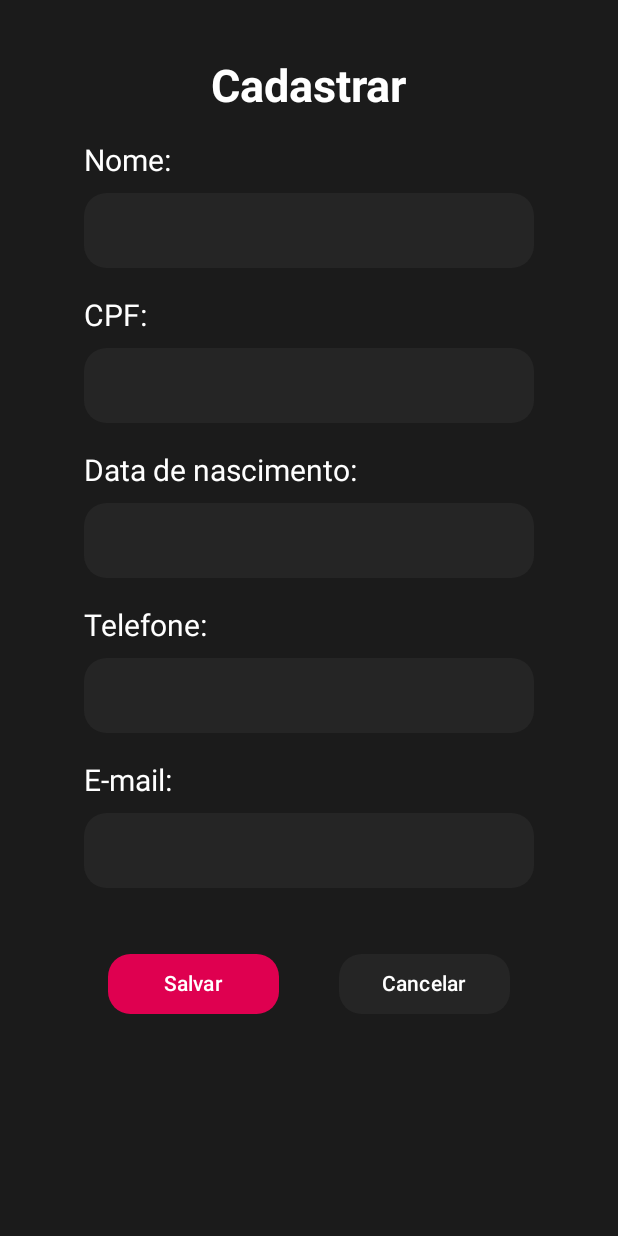
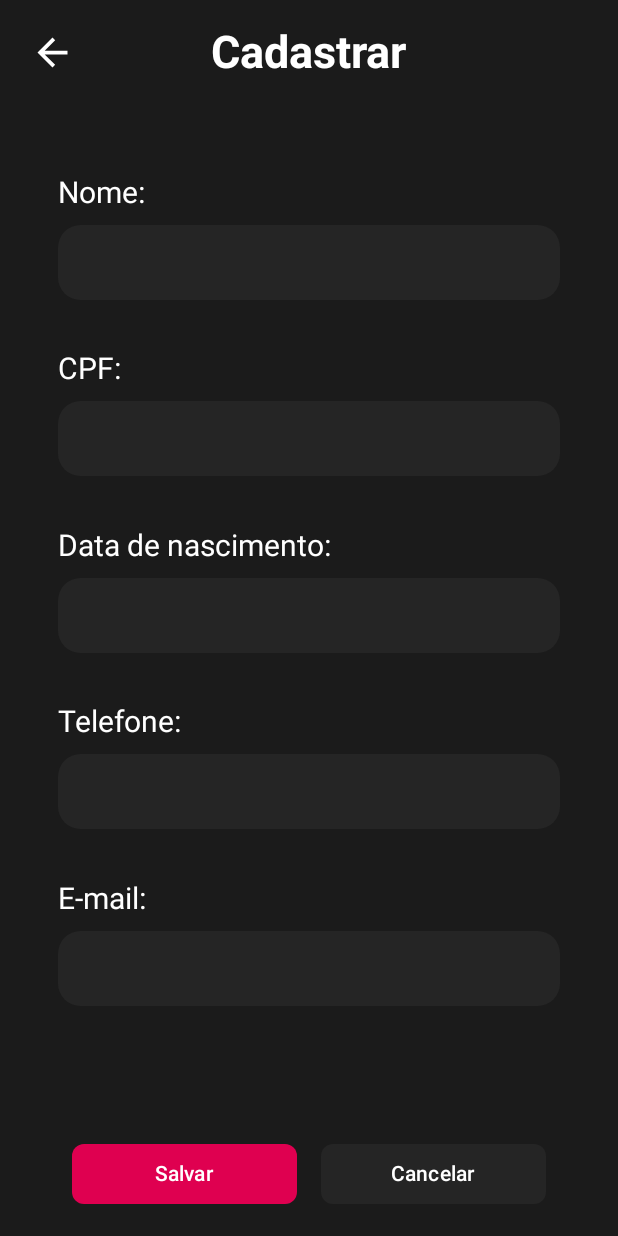
Before and after one commit to CodeTech-PI/codetech.mobile, an Android app built with Jetpack Compose: the ClienteCadastro screen opened through its navigation route, on a phone screen of 412 x 824 dp. Run offline under Robolectric (Android 15) with nearby library versions, the phone set to English and light mode, and no system bars.

Commit message:
Ajuste tela cadastroCLiente

```diff
--- a/codemobile/app/src/main/java/com/example/code_mobile/MainActivity.kt
+++ b/codemobile/app/src/main/java/com/example/code_mobile/MainActivity.kt
@@ -9,7 +9,7 @@ import androidx.compose.runtime.Composable
 import androidx.navigation.compose.NavHost
 import androidx.navigation.compose.composable
 import androidx.navigation.compose.rememberNavController
-import com.example.code_mobile.paginas.code_mobile.ClienteCadastro
+import com.example.code_mobile.paginas.code_mobile.cliente.ClienteCadastro
 import com.example.code_mobile.paginas.code_mobile.ClienteEditar
 import com.example.code_mobile.paginas.code_mobile.DashboardScreen
 import com.example.code_mobile.paginas.code_mobile.Filiais
--- a/codemobile/app/src/main/java/com/example/code_mobile/paginas/code_mobile/cliente/ComponentCliente.kt
+++ b/codemobile/app/src/main/java/com/example/code_mobile/paginas/code_mobile/cliente/ComponentCliente.kt
@@ -160,7 +160,7 @@ fun Modifier.inputPadrao() = this
 
 
 @Composable // Input
-fun InputCliente(
+fun InputPesquisarCliente(
     titulo: String,
     valor: String,
     onValorChange: (String) -> Unit,
@@ -186,6 +186,48 @@ fun InputCliente(
     }
 }
 
+@Composable
+fun CampoCadastrarCliente(
+    titulo: String,
+    valor: String,
+    onValorChange: (String) -> Unit,
+    textStyle: TextStyle,
+    placeholderText: String = ""
+) {
+    Column(
+        horizontalAlignment = Alignment.Start,
+        modifier = Modifier.fillMaxWidth(0.9f)
+    ) {
+        Text(text = titulo, style = textStyle)
+
+        Spacer(modifier = Modifier.height(10.dp))
+
+        // Input
+        TextField(
+            value = valor,
+            onValueChange = onValorChange,
+            placeholder = { Text(placeholderText) },
+            textStyle = textStyle.copy(fontSize = 16.sp, color = Color.White),
+            modifier = Modifier
+                .fillMaxWidth()
+                .height(50.dp),
+            singleLine = true,
+            shape = RoundedCornerShape(15.dp),
+            colors = TextFieldDefaults.colors(
+                focusedContainerColor = Color(0xFF252525), // Cor de fundo quando focado (cinza)
+                unfocusedContainerColor = Color(0xFF252525), // Cor de fundo quando desfocado (cinza)
+                cursorColor = Color.White,
+                focusedTextColor = Color.White, // Cor do texto digitado quando focado (branco)
+                unfocusedTextColor = Color.White, // Cor do texto digitado quando desfocado (branco)
+                focusedIndicatorColor = Color.Transparent,
+                unfocusedIndicatorColor = Color.Transparent,
+                disabledIndicatorColor = Color.Transparent,
+                errorIndicatorColor = Color.Transparent
+            )
+        )
+    }
+}
+
 val textPadrao = TextStyle(
     fontSize = 20.sp,
     color = Color.White,
--- a/codemobile/app/src/main/java/com/example/code_mobile/paginas/code_mobile/cliente/PageClientes.kt
+++ b/codemobile/app/src/main/java/com/example/code_mobile/paginas/code_mobile/cliente/PageClientes.kt
@@ -102,7 +102,7 @@ fun TelaClientes(navController: NavController, modifier: Modifier = Modifier) {
             verticalAlignment = Alignment.CenterVertically,
             horizontalArrangement = Arrangement.SpaceBetween
         ) {
-            InputCliente(
+            InputPesquisarCliente(
                 titulo = "",
                 valor = pesquisa,
                 onValorChange = { pesquisa = it },
@@ -169,7 +169,9 @@ fun TelaClientes(navController: NavController, modifier: Modifier = Modifier) {
                         Spacer(modifier = Modifier.height(10.dp))
                     }
                 }
+
             }
+
         }
 
         if (showDialog && clienteParaExcluir != null) {
--- a/codemobile/app/src/main/java/com/example/code_mobile/paginas/code_mobile/PageClientesCadastro.kt
+++ b/codemobile/app/src/main/java/com/example/code_mobile/paginas/code_mobile/cliente/PageClientesCadastro.kt
@@ -1,20 +1,26 @@
-package com.example.code_mobile.paginas.code_mobile
+package com.example.code_mobile.paginas.code_mobile.cliente
 
 import androidx.compose.foundation.background
+import androidx.compose.foundation.clickable
 import androidx.compose.foundation.layout.Arrangement
 import androidx.compose.foundation.layout.Column
 import androidx.compose.foundation.layout.Row
 import androidx.compose.foundation.layout.Spacer
+import androidx.compose.foundation.layout.fillMaxHeight
 import androidx.compose.foundation.layout.fillMaxSize
 import androidx.compose.foundation.layout.fillMaxWidth
 import androidx.compose.foundation.layout.height
 import androidx.compose.foundation.layout.padding
+import androidx.compose.foundation.layout.size
 import androidx.compose.foundation.layout.width
 import androidx.compose.foundation.rememberScrollState
 import androidx.compose.foundation.shape.RoundedCornerShape
 import androidx.compose.foundation.verticalScroll
+import androidx.compose.material.icons.Icons
+import androidx.compose.material.icons.filled.ArrowBack
 import androidx.compose.material3.Button
 import androidx.compose.material3.ButtonDefaults
+import androidx.compose.material3.Icon
 import androidx.compose.material3.Text
 import androidx.compose.runtime.Composable
 import androidx.compose.runtime.getValue
@@ -33,17 +39,16 @@ import androidx.compose.ui.unit.dp
 import androidx.compose.ui.unit.sp
 import androidx.navigation.NavController
 import androidx.navigation.compose.rememberNavController
-import com.example.code_mobile.paginas.code_mobile.componente.CampoFilial
+import com.example.code_mobile.paginas.code_mobile.cliente.CampoCadastrarCliente
 import com.example.code_mobile.ui.theme.CodemobileTheme
 
 @Composable
-fun ClienteCadastro(navController: NavController, modifier: Modifier = Modifier){
+fun ClienteCadastro(navController: NavController, modifier: Modifier = Modifier) {
     var nome by remember { mutableStateOf("") }
     var cpf by remember { mutableStateOf("") }
     var dataNasc by remember { mutableStateOf("") }
     var telefone by remember { mutableStateOf("") }
     var email by remember { mutableStateOf("") }
-
 
     val scrollState = rememberScrollState() // Cria um estado de scroll
 
@@ -53,99 +58,101 @@ fun ClienteCadastro(navController: NavController, modifier: Modifier = Modifier)
         fontStyle = FontStyle.Normal
     )
 
-    Column(modifier = modifier
-        .fillMaxSize() // faz a mudança pegar na tela toda
+    Column(
+        modifier = modifier
+            .fillMaxSize()
+            .fillMaxHeight(0.6f)
             .verticalScroll(scrollState)
             .background(Color(0xFF1B1B1B))
-        .padding(20.dp),
-
-        horizontalAlignment = Alignment.CenterHorizontally // Centraliza horizontalmente
-
+            .padding(horizontal = 20.dp),
+        horizontalAlignment = Alignment.CenterHorizontally,
+        verticalArrangement = Arrangement.SpaceAround // Alinha os itens com espaço igual antes, entre e depois deles
     ) {
-        Spacer(modifier = Modifier.height(20.dp)) // Remova o Spacer.weight() inicial
-
-
+        Row(
+            modifier = Modifier
+                .fillMaxWidth()
+                .padding(bottom = 30.dp), // Aumentei o padding bottom para descer mais
+            verticalAlignment = Alignment.CenterVertically,
+            horizontalArrangement = Arrangement.SpaceBetween
+        ) {
+            Icon(
+                imageVector = Icons.Filled.ArrowBack,
+                contentDescription = "Voltar",
+                tint = Color.White,
+                modifier = Modifier
+                    .size(30.dp)
+                    .clickable { navController.popBackStack() }
+            )
             Text(
                 text = "Cadastrar",
                 style = textPadrao.copy(
-                fontSize = 30.sp, // unidade sp, somente para tamanho de texto
+                    fontSize = 30.sp,
                     fontWeight = FontWeight.Bold
                 )
             )
+            Spacer(modifier = Modifier.width(30.dp))
+        }
 
-        Spacer(modifier = Modifier.height(20.dp)) // espaço entre os campos
-
-        CampoFilial (
+        CampoCadastrarCliente(
             titulo = "Nome:",
             valor = nome,
             onValorChange = { nome = it },
             textStyle = textPadrao
         )
 
-        Spacer(modifier = Modifier.height(20.dp)) // espaço entre os campos
-
-        CampoFilial (
+        CampoCadastrarCliente(
             titulo = "CPF:",
             valor = cpf,
             onValorChange = { cpf = it },
             textStyle = textPadrao
         )
 
-        Spacer(modifier = Modifier.height(20.dp)) // espaço entre os campos
-
-        CampoFilial (
+        CampoCadastrarCliente(
             titulo = "Data de nascimento:",
             valor = dataNasc,
             onValorChange = { dataNasc = it },
             textStyle = textPadrao
         )
 
-        Spacer(modifier = Modifier.height(20.dp)) // espaço entre os campos
-
-        CampoFilial (
+        CampoCadastrarCliente(
             titulo = "Telefone:",
             valor = telefone,
             onValorChange = { telefone = it },
             textStyle = textPadrao
         )
 
-        Spacer(modifier = Modifier.height(20.dp)) // espaço entre os campos
-
-        CampoFilial (
+        CampoCadastrarCliente(
             titulo = "E-mail:",
             valor = email,
             onValorChange = { email = it },
             textStyle = textPadrao
         )
 
-        Spacer(modifier = Modifier.height(40.dp)) // Aumente o espaço antes dos botões
-
-
-
+        Spacer(modifier = Modifier.height(20.dp)) // Reduzi o espaço antes dos botões
 
         Row(
             modifier = Modifier
                 .fillMaxWidth()
-                .padding(horizontal = 20.dp), // Adiciona padding horizontal ao Row
+                .padding(horizontal = 20.dp),
             horizontalArrangement = Arrangement.SpaceEvenly
         ) {
             Button(
                 onClick = { navController.navigate("ClienteCadastro") },
                 modifier = Modifier
-                    .width(130.dp)
-                    .padding(horizontal = 8.dp), // Adiciona padding horizontal ao botão
-                shape = RoundedCornerShape(15.dp),
+                    .weight(1f)
+                    .padding(horizontal = 8.dp),
+                shape = RoundedCornerShape(8.dp), // Deixando os botões menos redondos
                 colors = ButtonDefaults.buttonColors(Color(0xFFDF0050))
             ) {
                 Text(text = "Salvar")
             }
 
             Button(
-                onClick = { navController.navigate("ClienteCadastro") },
+                onClick = { navController.popBackStack() },
                 modifier = Modifier
-                    .width(130.dp)
-                    .padding(horizontal = 8.dp), // Adiciona padding horizontal ao botão
-                shape = RoundedCornerShape(15.dp),
+                    .weight(1f)
+                    .padding(horizontal = 8.dp),
+                shape = RoundedCornerShape(8.dp), // Deixando os botões menos redondos
                 colors = ButtonDefaults.buttonColors(Color(0xFF252525))
             ) {
                 Text(text = "Cancelar")
@@ -159,11 +166,9 @@ fun ClienteCadastro(navController: NavController, modifier: Modifier = Modifier)
     showSystemUi = true,
     device = Devices.PIXEL_2
 )
-
 @Composable
 fun ClienteCadastroPreview() {
     CodemobileTheme {
-        // Inicialize o navController aqui
         val navController = rememberNavController()
         ClienteCadastro(navController)
     }
--- a/codemobile/app/src/main/java/com/example/code_mobile/token/network/RetrofitAuth.kt
+++ b/codemobile/app/src/main/java/com/example/code_mobile/token/network/RetrofitAuth.kt
@@ -6,7 +6,7 @@ import retrofit2.Retrofit
 import retrofit2.converter.gson.GsonConverterFactory
 
 object RetrofithAuth {
-    private const val BASE_URL = "http://192.168.0.16:8080/"
+    private const val BASE_URL = "http://192.168.219.59:8080/"
 
     private val okHttpClient = OkHttpClient.Builder()
         .addInterceptor(AuthInterceptor())
--- a/codemobile/app/src/main/res/xml/network_security_config.xml
+++ b/codemobile/app/src/main/res/xml/network_security_config.xml
@@ -1,6 +1,6 @@
 <?xml version="1.0" encoding="utf-8"?>
 <network-security-config>
     <domain-config cleartextTrafficPermitted="true">
-        <domain includeSubdomains="true">192.168.0.16</domain> <!-- Abre o cmd, roda o comando "ipconfig", pega o IPv4 da sua maáuina e coloca aqui -->
+        <domain includeSubdomains="true">192.168.219.59</domain> <!-- Abre o cmd, roda o comando "ipconfig", pega o IPv4 da sua maáuina e coloca aqui -->
     </domain-config>
 </network-security-config>
```
Lines whose indentation alone changed are shown as unchanged.
